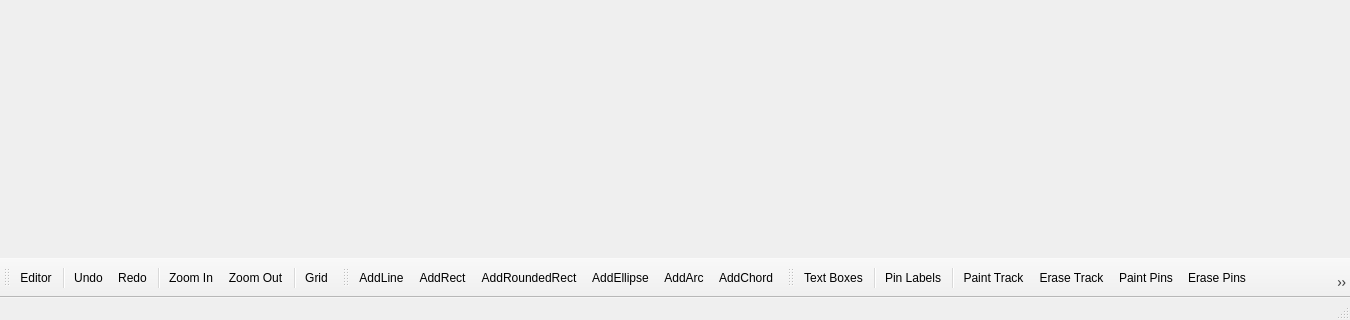
First picture: the form in src/mainwindow.ui, repository melak/veroroute, before the edit; both pictures show x 0 to 1350 and y 400 to 720 of the 1350 by 720 pixel window.
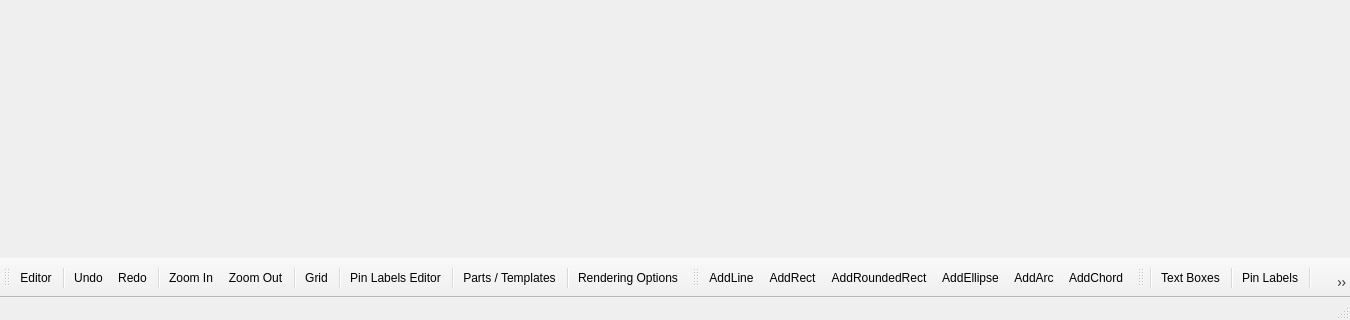
Second picture: the form after the edit. Icons and pictures are not drawn.

What changed in the file:
```diff
--- a/src/mainwindow.ui
+++ b/src/mainwindow.ui
@@ -321,6 +321,12 @@
    <addaction name="actionZoom_Out"/>
    <addaction name="separator"/>
    <addaction name="actionToggleGrid"/>
+   <addaction name="separator"/>
+   <addaction name="actionPinDlg"/>
+   <addaction name="separator"/>
+   <addaction name="actionTemplatesDlg"/>
+   <addaction name="separator"/>
+   <addaction name="actionRenderingDlg"/>
   </widget>
   <widget class="QToolBar" name="toolBar_3">
    <property name="minimumSize">
@@ -385,6 +391,7 @@
    <attribute name="toolBarBreak">
     <bool>false</bool>
    </attribute>
+   <addaction name="separator"/>
    <addaction name="actionToggleText"/>
    <addaction name="separator"/>
    <addaction name="actionTogglePinLabels"/>
```
Left out of the diff: 27 changed lines with no effect on the pictures.
